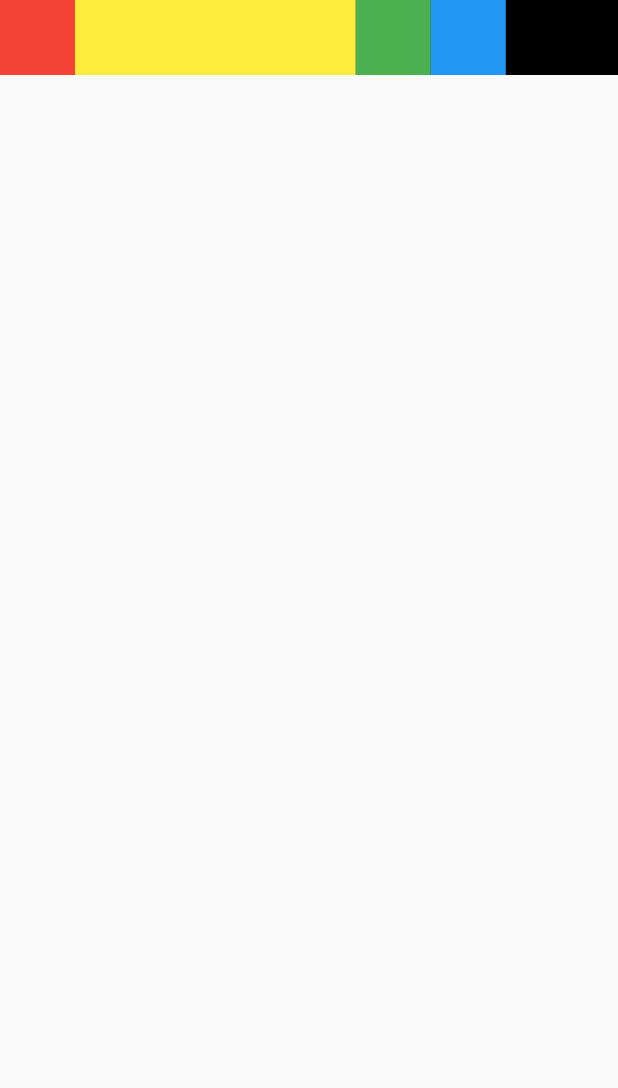
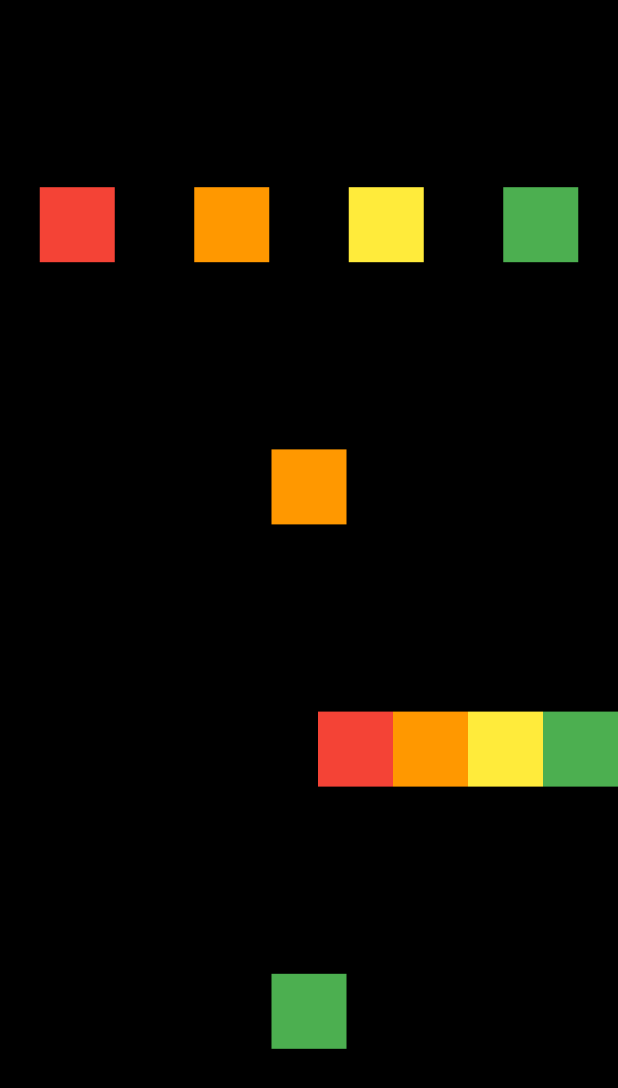
Before and after one commit to JihooDev/flutter, a Flutter app: the screen it shows after launch, on a phone screen of 412 x 824 dp. Shown: the top 1088 px of the screen. Run offline on Flutter 3.47's test engine with Material 2 defaults, Android fonts, the phone set to English and light mode, and no system bars.

Commit message:
test : RowAndColumn Test

```diff
--- a/lib/main.dart
+++ b/lib/main.dart
@@ -2,6 +2,7 @@ import 'package:flutter/material.dart';
 import 'package:fluuteer/screen/AxisAlignment.dart';
 import 'package:fluuteer/screen/Expanded.dart';
 import 'package:fluuteer/screen/Flexible.dart';
+import 'package:fluuteer/screen/RowAndColumn.dart';
 
 // * 1 스플래시 화면 구현
 
@@ -52,6 +53,6 @@ import 'package:fluuteer/screen/Flexible.dart';
 void main() {
   runApp(MaterialApp(
     debugShowCheckedModeBanner: false,
-    home: UsingFlexible(),
+    home: RowAndColumn(),
   ));
 }
--- /dev/null
+++ b/lib/screen/RowAndColumn.dart
@@ -0,0 +1,89 @@
+import 'package:flutter/material.dart';
+
+class RowAndColumn extends StatelessWidget {
+  @override
+  Widget build(BuildContext context) {
+    return Scaffold(
+      body: SafeArea(
+        child: Container(
+          color: Colors.black,
+          child: Column(
+            mainAxisAlignment: MainAxisAlignment.spaceEvenly,
+            children: [
+              Row(
+                mainAxisAlignment: MainAxisAlignment.spaceAround,
+                children: [
+                  Container(
+                    width: 50,
+                    height: 50,
+                    color: Colors.red,
+                  ),
+                  Container(
+                    width: 50,
+                    height: 50,
+                    color: Colors.orange,
+                  ),
+                  Container(
+                    width: 50,
+                    height: 50,
+                    color: Colors.yellow,
+                  ),
+                  Container(
+                    width: 50,
+                    height: 50,
+                    color: Colors.green,
+                  ),
+                ],
+              ),
+              Row(
+                mainAxisAlignment: MainAxisAlignment.center,
+                children: [
+                  Container(
+                    width: 50,
+                    height: 50,
+                    color: Colors.orange,
+                  ),
+                ],
+              ),
+              Row(
+                mainAxisAlignment: MainAxisAlignment.end,
+                children: [
+                  Container(
+                    width: 50,
+                    height: 50,
+                    color: Colors.red,
+                  ),
+                  Container(
+                    width: 50,
+                    height: 50,
+                    color: Colors.orange,
+                  ),
+                  Container(
+                    width: 50,
+                    height: 50,
+                    color: Colors.yellow,
+                  ),
+                  Container(
+                    width: 50,
+                    height: 50,
+                    color: Colors.green,
+                  ),
+                ],
+              ),
+              Row(
+                mainAxisAlignment: MainAxisAlignment.center,
+                children: [
+                  Container(
+                    width: 50,
+                    height: 50,
+                    color: Colors.green,
+                  ),
+                ],
+              ),
+            ],
+          ),
+        ),
+      ),
+    );
+  }
+}
```
